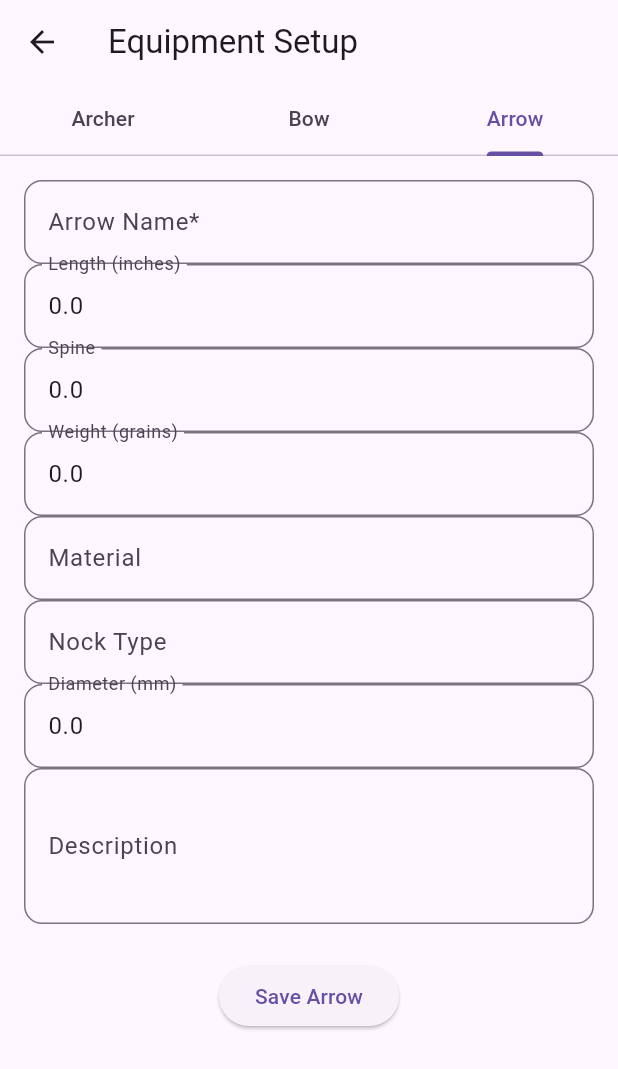
After one commit to abimanyuganang/ArcScope-, a Flutter app: the EquipmentScreen screen opened directly, tab 3 chosen, on a phone screen of 412 x 824 dp. The commit adds this screen. Shown: the top 1069 px of the screen. Run offline on Flutter 3.47's test engine with Material 3 defaults, Android fonts, the phone set to English and light mode, and no system bars; our stand-ins replace cloud_firestore, csv, firebase_auth, firebase_core, fl_chart, fluttertoast and 2 more; accounts and stored records are empty.

Commit message:
equipment_screen and models

```diff
--- /dev/null
+++ b/fyp/lib/models/equipment_models.dart
@@ -0,0 +1,165 @@
+import 'package:cloud_firestore/cloud_firestore.dart';
+
+class ArcherProfile {
+  final String id;
+  final String name;
+  final String clubName;
+  final String gender;
+  final String ageGroup;
+  final String userId;
+
+  ArcherProfile({
+    required this.id,
+    required this.name,
+    required this.clubName,
+    required this.gender,
+    required this.ageGroup,
+    required this.userId,
+  });
+
+  Map<String, dynamic> toMap() => {
+    'name': name,
+    'clubName': clubName,
+    'gender': gender,
+    'ageGroup': ageGroup,
+    'userId': userId,
+  };
+
+  factory ArcherProfile.fromFirestore(DocumentSnapshot doc) {
+    final data = doc.data() as Map<String, dynamic>;
+    return ArcherProfile(
+      id: doc.id,
+      name: data['name'] ?? '',
+      clubName: data['clubName'] ?? '',
+      gender: data['gender'] ?? '',
+      ageGroup: data['ageGroup'] ?? '',
+      userId: data['userId'] ?? '',
+    );
+  }
+}
+
+class Bow {
+  final String id;
+  final String type;
+  final String name;
+  final String description;
+  final String sightSetting;
+  final String userId;
+
+  Bow({
+    required this.id,
+    required this.type,
+    required this.name,
+    required this.description,
+    required this.sightSetting,
+    required this.userId,
+  });
+
+  Map<String, dynamic> toMap() => {
+    'type': type,
+    'name': name,
+    'description': description,
+    'sightSetting': sightSetting,
+    'userId': userId,
+  };
+
+  factory Bow.fromFirestore(DocumentSnapshot doc) {
+    final data = doc.data() as Map<String, dynamic>;
+    return Bow(
+      id: doc.id,
+      type: data['type'] ?? '',
+      name: data['name'] ?? '',
+      description: data['description'] ?? '',
+      sightSetting: data['sightSetting'] ?? '',
+      userId: data['userId'] ?? '',
+    );
+  }
+}
+
+class Arrow {
+  final String id;
+  final String name;
+  final double length;
+  final double spine;
+  final double weight;
+  final String material;
+  final String nock;
+  final double diameter;
+  final String description;
+  final String userId;
+
+  Arrow({
+    required this.id,
+    required this.name,
+    required this.length,
+    required this.spine,
+    required this.weight,
+    required this.material,
+    required this.nock,
+    required this.diameter,
+    required this.description,
+    required this.userId,
+  });
+
+  Map<String, dynamic> toMap() => {
+    'name': name,
+    'length': length,
+    'spine': spine,
+    'weight': weight,
+    'material': material,
+    'nock': nock,
+    'diameter': diameter,
+    'description': description,
+    'userId': userId,
+  };
+
+  factory Arrow.fromFirestore(DocumentSnapshot doc) {
+    final data = doc.data() as Map<String, dynamic>;
+    return Arrow(
+      id: doc.id,
+      name: data['name'] ?? '',
+      length: (data['length'] ?? 0).toDouble(),
+      spine: (data['spine'] ?? 0).toDouble(),
+      weight: (data['weight'] ?? 0).toDouble(),
+      material: data['material'] ?? '',
+      nock: data['nock'] ?? '',
+      diameter: (data['diameter'] ?? 0).toDouble(),
+      description: data['description'] ?? '',
+      userId: data['userId'] ?? '',
+    );
+  }
+}
+
+class Location {
+  final String id;
+  final String name;
+  final double latitude;
+  final double longitude;
+  final String userId;
+
+  Location({
+    required this.id,
+    required this.name,
+    required this.latitude,
+    required this.longitude,
+    required this.userId,
+  });
+
+  Map<String, dynamic> toMap() => {
+    'name': name,
+    'latitude': latitude,
+    'longitude': longitude,
+    'userId': userId,
+  };
+
+  factory Location.fromFirestore(DocumentSnapshot doc) {
+    final data = doc.data() as Map<String, dynamic>;
+    return Location(
+      id: doc.id,
+      name: data['name'] ?? '',
+      latitude: (data['latitude'] ?? 0).toDouble(),
+      longitude: (data['longitude'] ?? 0).toDouble(),
+      userId: data['userId'] ?? '',
+    );
+  }
+}
--- /dev/null
+++ b/fyp/lib/screens/equipment_screen.dart
@@ -0,0 +1,351 @@
+import 'package:flutter/material.dart';
+import 'package:firebase_auth/firebase_auth.dart';
+import 'package:cloud_firestore/cloud_firestore.dart';
+import '../models/equipment_models.dart';
+
+class EquipmentScreen extends StatefulWidget {
+  const EquipmentScreen({super.key});
+
+  @override
+  State<EquipmentScreen> createState() => _EquipmentScreenState();
+}
+
+class _EquipmentScreenState extends State<EquipmentScreen> with SingleTickerProviderStateMixin {
+  late TabController _tabController;
+  final _formKey = GlobalKey<FormState>();
+  final user = FirebaseAuth.instance.currentUser;
+
+  // Archer Profile fields
+  String _archerName = '';
+  String _clubName = '';
+  String _gender = 'Male';
+  String _ageGroup = 'Senior';
+
+  // Bow fields
+  String _bowType = 'Recurve';
+  String _bowName = '';
+  String _bowDescription = '';
+  String _sightSetting = 'Metric';
+
+  // Arrow fields
+  String _arrowName = '';
+  double _arrowLength = 0;
+  double _arrowSpine = 0;
+  double _arrowWeight = 0;
+  String _arrowMaterial = '';
+  String _arrowNock = '';
+  double _arrowDiameter = 0;
+  String _arrowDescription = '';
+
+  @override
+  void initState() {
+    super.initState();
+    _tabController = TabController(length: 3, vsync: this);
+    _loadExistingData();
+  }
+
+  Future<void> _loadExistingData() async {
+    if (user == null) return;
+
+    // Load archer profile
+    final archerDoc = await FirebaseFirestore.instance
+        .collection('archers')
+        .where('userId', isEqualTo: user!.uid)
+        .get();
+
+    if (archerDoc.docs.isNotEmpty) {
+      final archer = ArcherProfile.fromFirestore(archerDoc.docs.first);
+      setState(() {
+        _archerName = archer.name;
+        _clubName = archer.clubName;
+        _gender = archer.gender;
+        _ageGroup = archer.ageGroup;
+      });
+    }
+
+    // Load bow
+    final bowDoc = await FirebaseFirestore.instance
+        .collection('bows')
+        .where('userId', isEqualTo: user!.uid)
+        .get();
+
+    if (bowDoc.docs.isNotEmpty) {
+      final bow = Bow.fromFirestore(bowDoc.docs.first);
+      setState(() {
+        _bowType = bow.type;
+        _bowName = bow.name;
+        _bowDescription = bow.description;
+        _sightSetting = bow.sightSetting;
+      });
+    }
+
+    // Load arrow
+    final arrowDoc = await FirebaseFirestore.instance
+        .collection('arrows')
+        .where('userId', isEqualTo: user!.uid)
+        .get();
+
+    if (arrowDoc.docs.isNotEmpty) {
+      final arrow = Arrow.fromFirestore(arrowDoc.docs.first);
+      setState(() {
+        _arrowName = arrow.name;
+        _arrowLength = arrow.length;
+        _arrowSpine = arrow.spine;
+        _arrowWeight = arrow.weight;
+        _arrowMaterial = arrow.material;
+        _arrowNock = arrow.nock;
+        _arrowDiameter = arrow.diameter;
+        _arrowDescription = arrow.description;
+      });
+    }
+
+  }
+
+  Future<void> _saveArcherProfile() async {
+    if (user == null) return;
+
+    await FirebaseFirestore.instance.collection('archers').add({
+      'name': _archerName,
+      'clubName': _clubName,
+      'gender': _gender,
+      'ageGroup': _ageGroup,
+      'userId': user!.uid,
+    });
+  }
+
+  Future<void> _saveBow() async {
+    if (user == null) return;
+
+    await FirebaseFirestore.instance.collection('bows').add({
+      'type': _bowType,
+      'name': _bowName,
+      'description': _bowDescription,
+      'sightSetting': _sightSetting,
+      'userId': user!.uid,
+    });
+  }
+
+  Future<void> _saveArrow() async {
+    if (user == null) return;
+
+    await FirebaseFirestore.instance.collection('arrows').add({
+      'name': _arrowName,
+      'length': _arrowLength,
+      'spine': _arrowSpine,
+      'weight': _arrowWeight,
+      'material': _arrowMaterial,
+      'nock': _arrowNock,
+      'diameter': _arrowDiameter,
+      'description': _arrowDescription,
+      'userId': user!.uid,
+    });
+  }
+
+  @override
+  Widget build(BuildContext context) {
+    return Scaffold(
+      appBar: AppBar(
+        title: const Text('Equipment Setup'),
+        bottom: TabBar(
+          controller: _tabController,
+          tabs: const [
+            Tab(text: 'Archer'),
+            Tab(text: 'Bow'),
+            Tab(text: 'Arrow'),
+          ],
+        ),
+      ),
+      body: TabBarView(
+        controller: _tabController,
+        children: [
+          _buildArcherForm(),
+          _buildBowForm(),
+          _buildArrowForm(),
+        ],
+      ),
+    );
+  }
+
+  Widget _buildArcherForm() {
+    return SingleChildScrollView(
+      padding: const EdgeInsets.all(16),
+      child: Form(
+        key: _formKey,
+        child: Column(
+          children: [
+            TextFormField(
+              decoration: const InputDecoration(labelText: 'Archer Name*'),
+              initialValue: _archerName,
+              onChanged: (value) => _archerName = value,
+              validator: (value) => value?.isEmpty ?? true ? 'Required' : null,
+            ),
+            SizedBox(height: 10),
+            TextFormField(
+              decoration: const InputDecoration(labelText: 'Club Name'),
+              initialValue: _clubName,
+              onChanged: (value) => _clubName = value,
+            ),
+            SizedBox(height: 10),
+            DropdownButtonFormField<String>(
+              decoration: const InputDecoration(labelText: 'Gender'),
+              value: _gender,
+              items: ['Male', 'Female', 'Other']
+                  .map((e) => DropdownMenuItem(value: e, child: Text(e)))
+                  .toList(),
+              onChanged: (value) => setState(() => _gender = value!),
+            ),
+            SizedBox(height: 10),
+            DropdownButtonFormField<String>(
+              decoration: const InputDecoration(labelText: 'Age Group'),
+              value: _ageGroup,
+              items: ['U13', 'U15', 'U18', 'U21', 'Senior', 'Master']
+                  .map((e) => DropdownMenuItem(value: e, child: Text(e)))
+                  .toList(),
+              onChanged: (value) => setState(() => _ageGroup = value!),
+            ),
+            const SizedBox(height: 24),
+            ElevatedButton(
+              onPressed: () async {
+                if (_formKey.currentState?.validate() ?? false) {
+                  await _saveArcherProfile();
+                  if (mounted) {
+                    ScaffoldMessenger.of(context).showSnackBar(
+                      const SnackBar(content: Text('Archer profile saved')),
+                    );
+                  }
+                }
+              },
+              child: const Text('Save Archer Profile'),
+            ),
+          ],
+        ),
+      ),
+    );
+  }
+
+  Widget _buildBowForm() {
+    return SingleChildScrollView(
+      padding: const EdgeInsets.all(16),
+      child: Form(
+        child: Column(
+          children: [
+            DropdownButtonFormField<String>(
+              decoration: const InputDecoration(labelText: 'Bow Type*'),
+              value: _bowType,
+              items: ['Recurve', 'Compound', 'Longbow', 'Barebow', 'Instinctive']
+                  .map((e) => DropdownMenuItem(value: e, child: Text(e)))
+                  .toList(),
+              onChanged: (value) => setState(() => _bowType = value!),
+            ),
+            TextFormField(
+              decoration: const InputDecoration(labelText: 'Bow Name*'),
+              initialValue: _bowName,
+              onChanged: (value) => _bowName = value,
+            ),
+            TextFormField(
+              decoration: const InputDecoration(labelText: 'Description'),
+              initialValue: _bowDescription,
+              onChanged: (value) => _bowDescription = value,
+              maxLines: 3,
+            ),
+            DropdownButtonFormField<String>(
+              decoration: const InputDecoration(labelText: 'Sight Setting'),
+              value: _sightSetting,
+              items: ['Metric', 'Imperial']
+                  .map((e) => DropdownMenuItem(value: e, child: Text(e)))
+                  .toList(),
+              onChanged: (value) => setState(() => _sightSetting = value!),
+            ),
+            const SizedBox(height: 24),
+            ElevatedButton(
+              onPressed: () async {
+                await _saveBow();
+                if (mounted) {
+                  ScaffoldMessenger.of(context).showSnackBar(
+                    const SnackBar(content: Text('Bow saved')),
+                  );
+                }
+              },
+              child: const Text('Save Bow'),
+            ),
+          ],
+        ),
+      ),
+    );
+  }
+
+  Widget _buildArrowForm() {
+    return SingleChildScrollView(
+      padding: const EdgeInsets.all(16),
+      child: Form(
+        child: Column(
+          children: [
+            TextFormField(
+              decoration: const InputDecoration(labelText: 'Arrow Name*'),
+              initialValue: _arrowName,
+              onChanged: (value) => _arrowName = value,
+            ),
+            TextFormField(
+              decoration: const InputDecoration(labelText: 'Length (inches)'),
+              initialValue: _arrowLength.toString(),
+              keyboardType: TextInputType.number,
+              onChanged: (value) => _arrowLength = double.tryParse(value) ?? 0,
+            ),
+            TextFormField(
+              decoration: const InputDecoration(labelText: 'Spine'),
+              initialValue: _arrowSpine.toString(),
+              keyboardType: TextInputType.number,
+              onChanged: (value) => _arrowSpine = double.tryParse(value) ?? 0,
+            ),
+            TextFormField(
+              decoration: const InputDecoration(labelText: 'Weight (grains)'),
+              initialValue: _arrowWeight.toString(),
+              keyboardType: TextInputType.number,
+              onChanged: (value) => _arrowWeight = double.tryParse(value) ?? 0,
+            ),
+            TextFormField(
+              decoration: const InputDecoration(labelText: 'Material'),
+              initialValue: _arrowMaterial,
+              onChanged: (value) => _arrowMaterial = value,
+            ),
+            TextFormField(
+              decoration: const InputDecoration(labelText: 'Nock Type'),
+              initialValue: _arrowNock,
+              onChanged: (value) => _arrowNock = value,
+            ),
+            TextFormField(
+              decoration: const InputDecoration(labelText: 'Diameter (mm)'),
+              initialValue: _arrowDiameter.toString(),
+              keyboardType: TextInputType.number,
+              onChanged: (value) => _arrowDiameter = double.tryParse(value) ?? 0,
+            ),
+            TextFormField(
+              decoration: const InputDecoration(labelText: 'Description'),
+              initialValue: _arrowDescription,
+              onChanged: (value) => _arrowDescription = value,
+              maxLines: 3,
+            ),
+            const SizedBox(height: 24),
+            ElevatedButton(
+              onPressed: () async {
+                await _saveArrow();
+                if (mounted) {
+                  ScaffoldMessenger.of(context).showSnackBar(
+                    const SnackBar(content: Text('Arrow saved')),
+                  );
+                }
+              },
+              child: const Text('Save Arrow'),
+            ),
+          ],
+        ),
+      ),
+    );
+  }
+
+  @override
+  void dispose() {
+    _tabController.dispose();
+    super.dispose();
+  }
+}
--- a/fyp/lib/screens/home_screen.dart
+++ b/fyp/lib/screens/home_screen.dart
@@ -7,6 +7,7 @@ import 'session_setup_screen.dart';
 import 'session_detail_screen.dart';
 import 'login_screen.dart';
 import 'timer_screen.dart';
+import 'equipment_screen.dart';
 
 class HomeScreen extends StatefulWidget {
   @override
@@ -208,7 +209,15 @@ class _HomeScreenState extends State<HomeScreen> {
               },
               icon: Icon(Icons.timer_outlined, color: Colors.grey)
             ),
-            IconButton(onPressed: () {}, icon: Icon(Icons.group_outlined, color: Colors.grey)),
+            IconButton(
+              onPressed: () {
+                Navigator.push(
+                  context,
+                  MaterialPageRoute(builder: (_) => const EquipmentScreen()),
+                );
+              },
+              icon: Icon(Icons.arrow_right_alt, color: Colors.grey)
+            ),
             IconButton(onPressed: () {}, icon: Icon(Icons.more_horiz, color: Colors.grey)),
           ],
         ),
--- a/fyp/pubspec.yaml
+++ b/fyp/pubspec.yaml
@@ -44,8 +44,8 @@ dependencies:
   vibration: ^1.9.0  # For vibration support (countdown timer)
   flutter_ringtone_player: ^4.0.0  # For sound notifications (countdown timer)
   cloud_firestore: ^5.6.9
-  getwidget: ^2.0.4
   font_awesome_flutter: ^10.0.0
+
 
 dev_dependencies:
   flutter_test:
```
Also changed, not shown: fyp/pubspec.lock.
